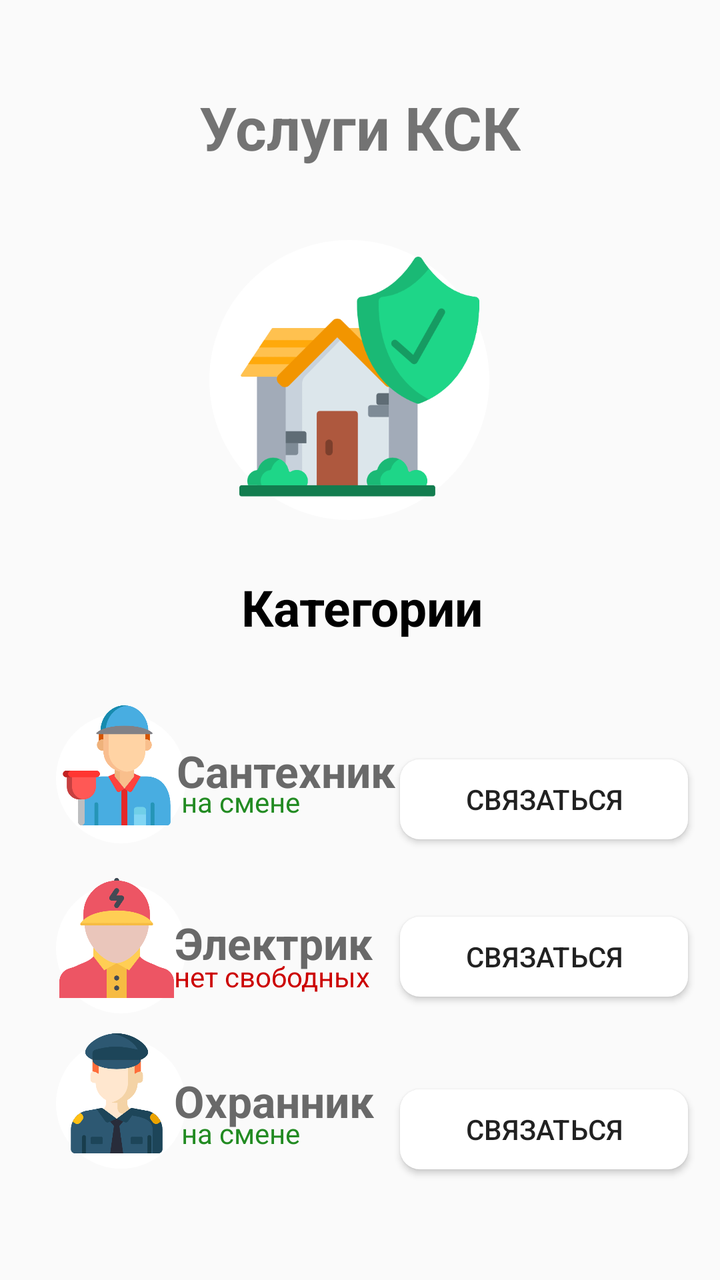
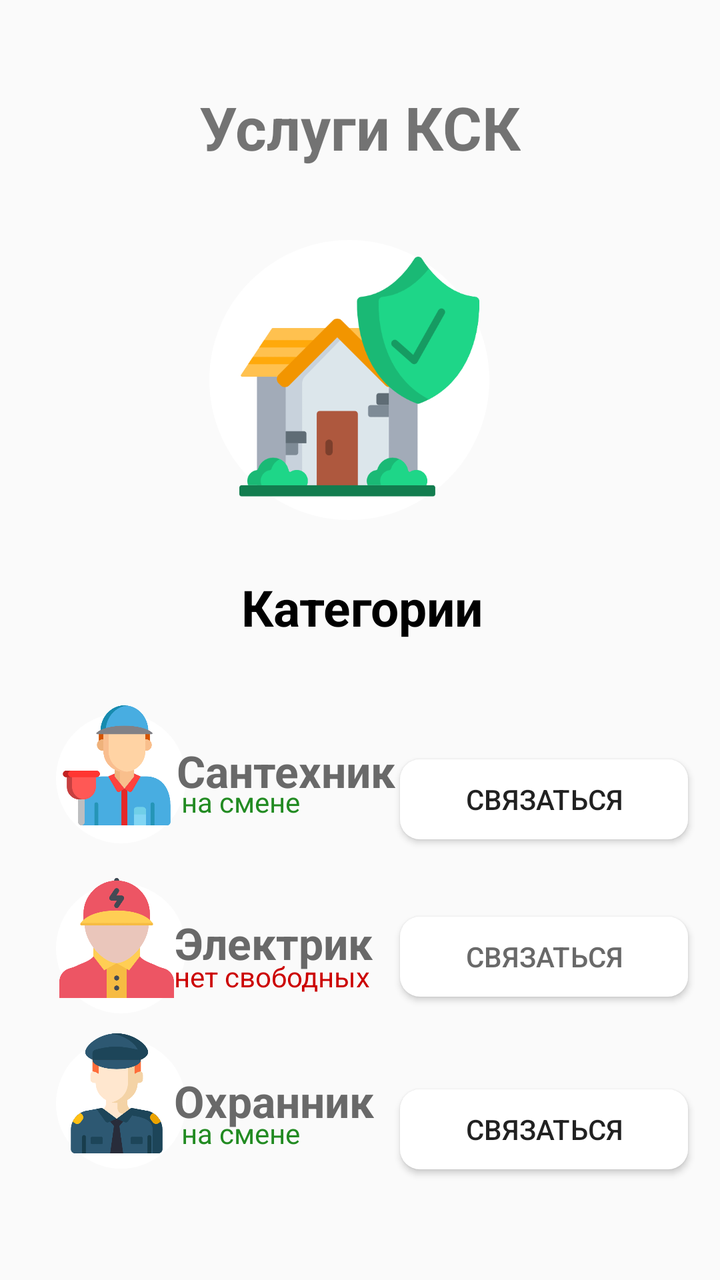

Before-and-after screenshots of an Android layout around one commit, followed by the original layout XML and the change that was made.
<!-- AndroidManifest.xml: application theme AppTheme -->
<!-- res/layout/fragment_kck.xml -->
<?xml version="1.0" encoding="utf-8"?>
<android.support.constraint.ConstraintLayout xmlns:android="http://schemas.android.com/apk/res/android"
    xmlns:app="http://schemas.android.com/apk/res-auto"
    android:id="@+id/relativeLayout3"
    android:layout_width="match_parent"
    android:layout_height="match_parent">

    <TextView
        android:id="@+id/textView51"
        android:layout_width="140sp"
        android:layout_height="140sp"
        android:background="@drawable/circle"
        app:layout_constraintBottom_toBottomOf="parent"
        app:layout_constraintEnd_toEndOf="parent"
        app:layout_constraintHorizontal_bias="0.476"
        app:layout_constraintStart_toStartOf="parent"
        app:layout_constraintTop_toTopOf="parent"
        app:layout_constraintVertical_bias="0.24" />

    <TextView
        android:id="@+id/textView47"
        android:layout_width="65sp"
        android:layout_height="65sp"
        android:background="@drawable/circle"
        app:layout_constraintBottom_toBottomOf="parent"
        app:layout_constraintEnd_toEndOf="parent"
        app:layout_constraintHorizontal_bias="0.095"
        app:layout_constraintStart_toStartOf="parent"
        app:layout_constraintTop_toTopOf="parent"
        app:layout_constraintVertical_bias="0.62" />

    <TextView
        android:id="@+id/textView49"
        android:layout_width="65sp"
        android:layout_height="65sp"
        android:background="@drawable/circle"
        app:layout_constraintBottom_toBottomOf="parent"
        app:layout_constraintEnd_toEndOf="parent"
        app:layout_constraintHorizontal_bias="0.095"
        app:layout_constraintStart_toStartOf="parent"
        app:layout_constraintTop_toTopOf="parent"
        app:layout_constraintVertical_bias="0.768" />

    <TextView
        android:id="@+id/textView50"
        android:layout_width="65sp"
        android:layout_height="65sp"
        android:background="@drawable/circle"
        app:layout_constraintBottom_toBottomOf="parent"
        app:layout_constraintEnd_toEndOf="parent"
        app:layout_constraintHorizontal_bias="0.095"
        app:layout_constraintStart_toStartOf="parent"
        app:layout_constraintTop_toTopOf="parent"
        app:layout_constraintVertical_bias="0.903" />

    <TextView
        android:id="@+id/textView16"
        android:layout_width="wrap_content"
        android:layout_height="wrap_content"
        android:text="на смене"
        android:textColor="#228B22"
        app:layout_constraintBottom_toBottomOf="parent"
        app:layout_constraintEnd_toEndOf="parent"
        app:layout_constraintHorizontal_bias="0.302"
        app:layout_constraintStart_toStartOf="parent"
        app:layout_constraintTop_toTopOf="parent"
        app:layout_constraintVertical_bias="0.897" />

    <TextView
        android:id="@+id/textView10"
        android:layout_width="wrap_content"
        android:layout_height="wrap_content"
        android:text="Категории"
        android:textColor="@android:color/black"
        android:textSize="25sp"
        android:textStyle="bold"
        app:layout_constraintBottom_toBottomOf="parent"
        app:layout_constraintEnd_toEndOf="parent"
        app:layout_constraintHorizontal_bias="0.505"
        app:layout_constraintStart_toStartOf="parent"
        app:layout_constraintTop_toTopOf="parent"
        app:layout_constraintVertical_bias="0.473" />

    <ImageView
        android:id="@+id/imageView"
        android:layout_width="60sp"
        android:layout_height="60sp"
        app:layout_constraintBottom_toBottomOf="parent"
        app:layout_constraintEnd_toEndOf="parent"
        app:layout_constraintHorizontal_bias="0.094"
        app:layout_constraintStart_toStartOf="parent"
        app:layout_constraintTop_toTopOf="parent"
        app:layout_constraintVertical_bias="0.608"
        app:srcCompat="@drawable/ic_color_plumber" />

    <ImageView
        android:id="@+id/imageView2"
        android:layout_width="60sp"
        android:layout_height="60sp"
        app:layout_constraintBottom_toBottomOf="parent"
        app:layout_constraintEnd_toEndOf="parent"
        app:layout_constraintHorizontal_bias="0.094"
        app:layout_constraintStart_toStartOf="parent"
        app:layout_constraintTop_toTopOf="parent"
        app:layout_constraintVertical_bias="0.757"
        app:srcCompat="@drawable/ic_color_electrician" />

    <ImageView
        android:id="@+id/imageView3"
        android:layout_width="60sp"
        android:layout_height="60sp"
        app:layout_constraintBottom_toBottomOf="parent"
        app:layout_constraintEnd_toEndOf="parent"
        app:layout_constraintHorizontal_bias="0.094"
        app:layout_constraintStart_toStartOf="parent"
        app:layout_constraintTop_toTopOf="parent"
        app:layout_constraintVertical_bias="0.891"
        app:srcCompat="@drawable/ic_color_securityguard" />

    <TextView
        android:id="@+id/textView11"
        android:layout_width="wrap_content"
        android:layout_height="wrap_content"
        android:text="Сантехник"
        android:textColor="	#696969"
        android:textSize="22sp"
        android:textStyle="bold"
        app:layout_constraintBottom_toBottomOf="parent"
        app:layout_constraintEnd_toEndOf="parent"
        app:layout_constraintHorizontal_bias="0.353"
        app:layout_constraintStart_toStartOf="parent"
        app:layout_constraintTop_toTopOf="parent"
        app:layout_constraintVertical_bias="0.607" />

    <TextView
        android:id="@+id/textView13"
        android:layout_width="wrap_content"
        android:layout_height="wrap_content"
        android:text="Электрик"
        android:textColor="	#696969"
        android:textSize="22sp"
        android:textStyle="bold"
        app:layout_constraintBottom_toBottomOf="parent"
        app:layout_constraintEnd_toEndOf="parent"
        app:layout_constraintHorizontal_bias="0.335"
        app:layout_constraintStart_toStartOf="parent"
        app:layout_constraintTop_toTopOf="parent"
        app:layout_constraintVertical_bias="0.748" />

    <TextView
        android:id="@+id/textView15"
        android:layout_width="wrap_content"
        android:layout_height="wrap_content"
        android:text="Охранник"
        android:textColor="	#696969"
        android:textSize="22sp"
        android:textStyle="bold"
        app:layout_constraintBottom_toBottomOf="parent"
        app:layout_constraintEnd_toEndOf="parent"
        app:layout_constraintHorizontal_bias="0.334"
        app:layout_constraintStart_toStartOf="parent"
        app:layout_constraintTop_toTopOf="parent"
        app:layout_constraintVertical_bias="0.877" />

    <TextView
        android:id="@+id/textView12"
        android:layout_width="wrap_content"
        android:layout_height="wrap_content"
        android:text="на смене"
        android:textColor="#228B22"
        app:layout_constraintBottom_toBottomOf="parent"
        app:layout_constraintEnd_toEndOf="parent"
        app:layout_constraintHorizontal_bias="0.302"
        app:layout_constraintStart_toStartOf="parent"
        app:layout_constraintTop_toTopOf="parent"
        app:layout_constraintVertical_bias="0.63" />

    <TextView
        android:id="@+id/textView14"
        android:layout_width="wrap_content"
        android:layout_height="wrap_content"
        android:text="нет свободных"
        android:textColor="@android:color/holo_red_dark"
        app:layout_constraintBottom_toBottomOf="parent"
        app:layout_constraintEnd_toEndOf="parent"
        app:layout_constraintHorizontal_bias="0.332"
        app:layout_constraintStart_toStartOf="parent"
        app:layout_constraintTop_toTopOf="parent"
        app:layout_constraintVertical_bias="0.771" />

    <Button
        android:id="@+id/callplumber"
        android:layout_width="144dp"
        android:layout_height="40dp"
        android:layout_marginEnd="16dp"
        android:background="@drawable/button"
        android:text="Связаться"
        app:layout_constraintBottom_toBottomOf="parent"
        app:layout_constraintEnd_toEndOf="parent"
        app:layout_constraintHorizontal_bias="1.0"
        app:layout_constraintStart_toStartOf="parent"
        app:layout_constraintTop_toTopOf="parent"
        app:layout_constraintVertical_bias="0.633" />

    <Button
        android:id="@+id/callelectrician"
        android:layout_width="144dp"
        android:layout_height="40dp"
        android:layout_marginEnd="16dp"
        android:background="@drawable/button"
        android:text="Связаться"
        app:layout_constraintBottom_toBottomOf="parent"
        app:layout_constraintEnd_toEndOf="parent"
        app:layout_constraintHorizontal_bias="1.0"
        app:layout_constraintStart_toStartOf="parent"
        app:layout_constraintTop_toTopOf="parent"
        app:layout_constraintVertical_bias="0.764" />

    <Button
        android:id="@+id/callsecurity"
        android:layout_width="144dp"
        android:layout_height="40dp"
        android:layout_marginEnd="16dp"
        android:background="@drawable/button"
        android:text="Связаться"
        app:layout_constraintBottom_toBottomOf="parent"
        app:layout_constraintEnd_toEndOf="parent"
        app:layout_constraintHorizontal_bias="1.0"
        app:layout_constraintStart_toStartOf="parent"
        app:layout_constraintTop_toTopOf="parent"
        app:layout_constraintVertical_bias="0.908" />

    <TextView
        android:id="@+id/textView17"
        android:layout_width="wrap_content"
        android:layout_height="wrap_content"
        android:text="Услуги КСК"
        android:textSize="30sp"
        android:textStyle="bold"
        app:layout_constraintBottom_toBottomOf="parent"
        app:layout_constraintEnd_toEndOf="parent"
        app:layout_constraintStart_toStartOf="parent"
        app:layout_constraintTop_toTopOf="parent"
        app:layout_constraintVertical_bias="0.072" />

    <ImageView
        android:id="@+id/imageView8"
        android:layout_width="120sp"
        android:layout_height="120sp"
        app:layout_constraintBottom_toBottomOf="parent"
        app:layout_constraintEnd_toEndOf="parent"
        app:layout_constraintHorizontal_bias="0.498"
        app:layout_constraintStart_toStartOf="parent"
        app:layout_constraintTop_toTopOf="parent"
        app:layout_constraintVertical_bias="0.247"
        app:srcCompat="@drawable/ic_color_kck" />
</android.support.constraint.ConstraintLayout>
<!-- resources referenced by this layout -->
<resources>
  <!-- drawable button (drawable) -->
  <?xml version="1.0" encoding="utf-8"?>
  <selector xmlns:android="http://schemas.android.com/apk/res/android">
      <item android:state_pressed="true" >
          <shape android:shape="rectangle"  >
              <solid android:color="#aaa"/>
              <corners android:radius="10dip" />
              </shape>
      </item>
      <item android:state_focused="true">
          <shape android:shape="rectangle"  >
              <solid android:color="#FFF"/>
              <corners android:radius="10dip" />
              </shape>
      </item>
      <item>
          <shape android:shape="rectangle"  >
              <solid android:color="#FFF"/>
              <corners android:radius="10dip" />
  
          </shape>
      </item>
  </selector>
  <!-- drawable circle (drawable) -->
  <?xml version="1.0" encoding="utf-8"?>
  <shape xmlns:android="http://schemas.android.com/apk/res/android"
      android:shape="oval">
  
      <solid android:color="#FFF" />
  
      <size
          android:width="300dp"
          android:height="300dp" />
  </shape>
  <!-- drawable ic_color_electrician: png bitmap (drawable, 13448 bytes) -->
  <!-- drawable ic_color_kck: png bitmap (drawable, 21842 bytes) -->
  <!-- drawable ic_color_plumber: png bitmap (drawable, 19338 bytes) -->
  <!-- drawable ic_color_securityguard: png bitmap (drawable, 21698 bytes) -->
  <style name="AppTheme" parent="Theme.AppCompat.Light.DarkActionBar">
          
          <item name="colorPrimary">@color/colorPrimary</item>
          <item name="colorPrimaryDark">@color/colorPrimaryDark</item>
          <item name="colorAccent">@color/colorAccent</item>
      </style>
  <color name="colorPrimary">#4169E1</color>
  <color name="colorPrimaryDark">#000</color>
  <color name="colorAccent">#4169E1</color>
</resources>

<!-- the commit's change to res/layout/fragment_kck.xml (unified diff, before → after) -->
@@ -209,6 +209,7 @@
         android:layout_marginEnd="16dp"
         android:background="@drawable/button"
         android:text="Связаться"
+        android:textColor="#696969"
         app:layout_constraintBottom_toBottomOf="parent"
         app:layout_constraintEnd_toEndOf="parent"
         app:layout_constraintHorizontal_bias="1.0"
